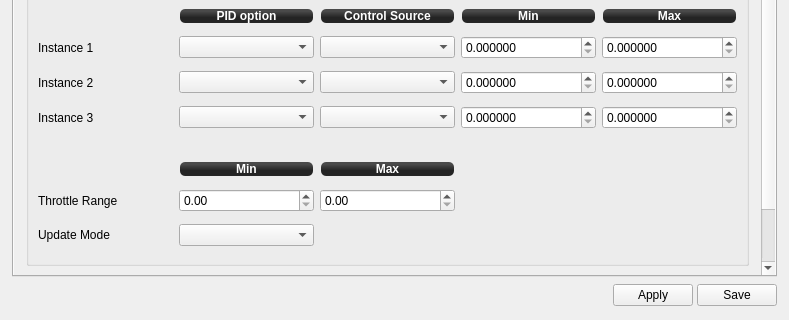
d-ronin/dRonin, file ground/gcs/src/plugins/config/txpid.ui: the form before one commit; both pictures show x 0 to 789 and y 164 to 484 of the 789 by 484 pixel window.
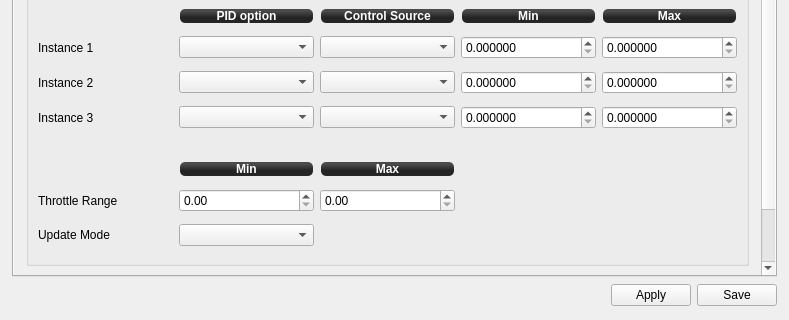
The form after the commit. Icons and pictures are not drawn.

Commit message: gcs,txpid: UI tweaks.

```diff
--- a/ground/gcs/src/plugins/config/txpid.ui
+++ b/ground/gcs/src/plugins/config/txpid.ui
@@ -780,7 +780,7 @@
    <item>
     <layout class="QHBoxLayout" name="horizontalLayout_2">
      <property name="spacing">
-      <number>4</number>
+      <number>6</number>
      </property>
      <item>
       <spacer name="horizontalSpacer">
```
Left out of the diff: 4 changed lines with no effect on the pictures.
